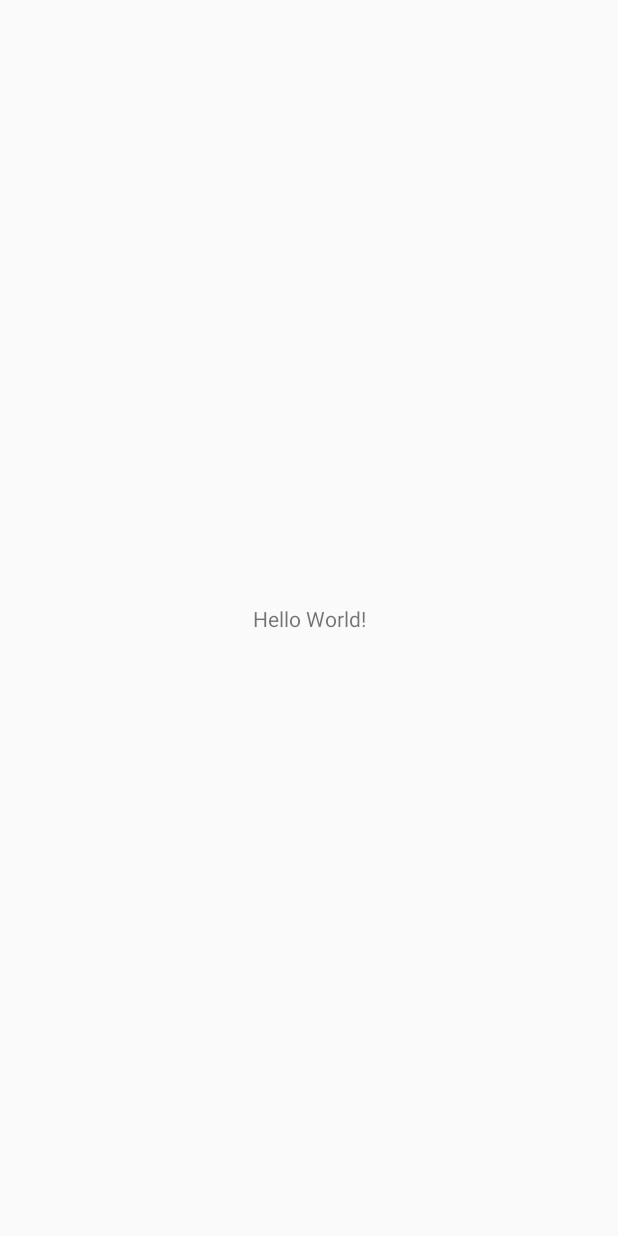
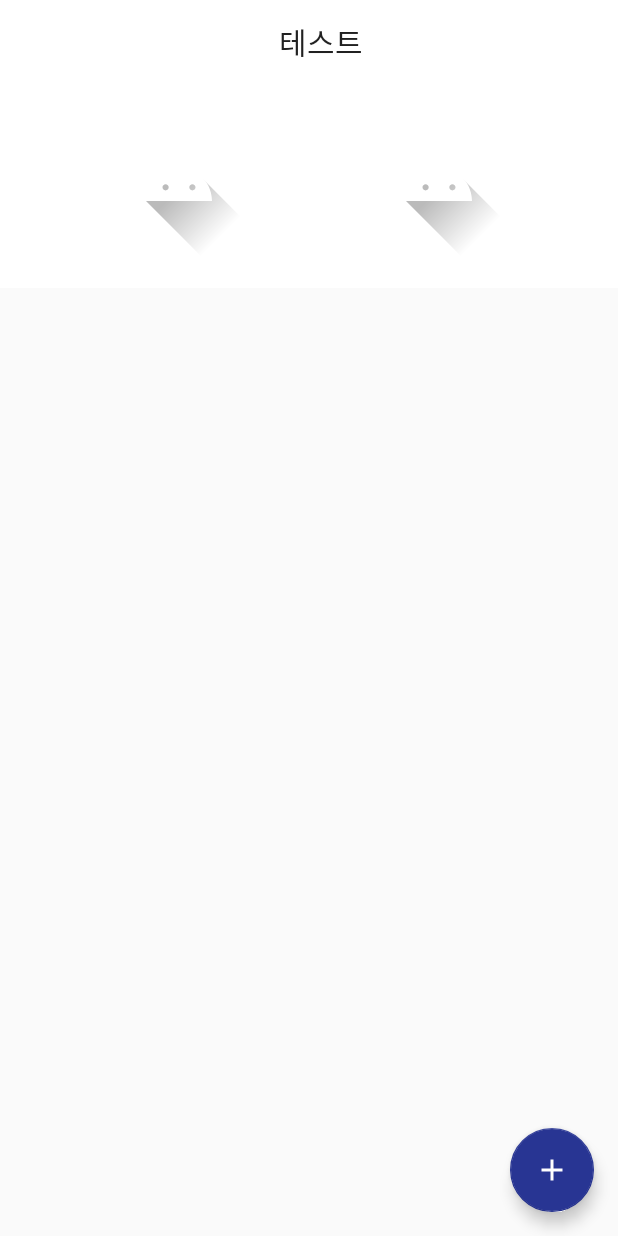
Before and after one commit to Hyuck9/KakaoAnalyzer, an Android app: the screen it shows after launch (MainActivity), on a phone screen of 412 x 824 dp. Before the commit the screen is almost empty. Run offline under Robolectric (Android 15) with nearby library versions, the phone set to English and light mode, and no system bars; our stand-ins replace data binding.

Commit message:
Room 추가, Main layout 수정, DataBinding

```diff
--- /dev/null
+++ b/app/src/main/java/me/hyuck/kakaoanalyzer/adapter/BindingAdapters.kt
@@ -0,0 +1,9 @@
+package me.hyuck.kakaoanalyzer.adapter
+
+import android.view.View
+import androidx.databinding.BindingAdapter
+
+@BindingAdapter("visibleGone")
+fun showHide(view: View, show: Boolean) {
+    view.visibility = if (show) View.VISIBLE else View.GONE
+}
--- a/app/src/main/java/me/hyuck/kakaoanalyzer/ui/MainActivity.kt
+++ b/app/src/main/java/me/hyuck/kakaoanalyzer/ui/MainActivity.kt
@@ -1,13 +1,32 @@
 package me.hyuck.kakaoanalyzer.ui
 
+import android.os.Bundle
 import androidx.appcompat.app.AppCompatActivity
-import android.os.Bundle
+import androidx.databinding.DataBindingUtil
+import androidx.lifecycle.LiveData
+import androidx.recyclerview.widget.LinearLayoutManager
 import me.hyuck.kakaoanalyzer.R
+import me.hyuck.kakaoanalyzer.databinding.ActivityMainBinding
+import me.hyuck.kakaoanalyzer.db.entity.Chat
 
 class MainActivity : AppCompatActivity() {
+
+    private lateinit var binding: ActivityMainBinding
 
     override fun onCreate(savedInstanceState: Bundle?) {
         super.onCreate(savedInstanceState)
         setContentView(R.layout.activity_main)
+
+        binding = DataBindingUtil.setContentView(this, R.layout.activity_main)
+        setSupportActionBar(binding.toolbar)
+        binding.isLoading = false
+    }
+
+    fun initRecyclerView() {
+        binding.rvChatList.layoutManager = LinearLayoutManager(this)
+        binding.rvChatList.setHasFixedSize(true)
+    }
+
+    fun subscribeUi(liveData: LiveData<List<Chat>>) {
     }
 }
--- /dev/null
+++ b/app/src/main/res/drawable/ic_add.xml
@@ -0,0 +1,5 @@
+<vector android:height="24dp" android:tint="#FFFFFF"
+    android:viewportHeight="24.0" android:viewportWidth="24.0"
+    android:width="24dp" xmlns:android="http://schemas.android.com/apk/res/android">
+    <path android:fillColor="#FF000000" android:pathData="M19,13h-6v6h-2v-6H5v-2h6V5h2v6h6v2z"/>
+</vector>
--- a/app/src/main/res/layout/activity_main.xml
+++ b/app/src/main/res/layout/activity_main.xml
@@ -1,18 +1,102 @@
 <?xml version="1.0" encoding="utf-8"?>
-<androidx.constraintlayout.widget.ConstraintLayout xmlns:android="http://schemas.android.com/apk/res/android"
+<layout xmlns:android="http://schemas.android.com/apk/res/android"
     xmlns:app="http://schemas.android.com/apk/res-auto"
-    xmlns:tools="http://schemas.android.com/tools"
+    xmlns:tools="http://schemas.android.com/tools">
+
+    <data>
+        <variable
+            name="isLoading"
+            type="boolean" />
+    </data>
+
+    <androidx.coordinatorlayout.widget.CoordinatorLayout
         android:layout_width="match_parent"
         android:layout_height="match_parent"
         tools:context=".ui.MainActivity">
 
-    <TextView
+        <com.google.android.material.appbar.AppBarLayout
+            android:id="@+id/appbar"
+            android:layout_width="match_parent"
+            android:layout_height="192dp">
+
+            <com.google.android.material.appbar.CollapsingToolbarLayout
+                android:layout_width="match_parent"
+                android:layout_height="match_parent"
+                app:contentScrim="?attr/colorPrimary"
+                app:layout_scrollFlags="scroll|snap|exitUntilCollapsed"
+                app:toolbarId="@+id/toolbar">
+
+                <androidx.constraintlayout.widget.ConstraintLayout
+                    android:layout_width="match_parent"
+                    android:layout_height="match_parent"
+                    android:layout_marginTop="?attr/actionBarSize">
+
+                    <ImageView
+                        android:id="@+id/imageView"
                         android:layout_width="wrap_content"
                         android:layout_height="wrap_content"
-        android:text="Hello World!"
                         app:layout_constraintBottom_toBottomOf="parent"
-        app:layout_constraintLeft_toLeftOf="parent"
-        app:layout_constraintRight_toRightOf="parent"
-        app:layout_constraintTop_toTopOf="parent" />
+                        app:layout_constraintEnd_toStartOf="@+id/imageView2"
+                        app:layout_constraintStart_toStartOf="parent"
+                        app:layout_constraintTop_toTopOf="parent"
+                        app:srcCompat="@drawable/ic_launcher_foreground" />
 
+                    <ImageView
+                        android:id="@+id/imageView2"
+                        android:layout_width="wrap_content"
+                        android:layout_height="wrap_content"
+                        app:layout_constraintBottom_toBottomOf="parent"
+                        app:layout_constraintEnd_toEndOf="parent"
+                        app:layout_constraintStart_toEndOf="@+id/imageView"
+                        app:layout_constraintTop_toTopOf="parent"
+                        app:srcCompat="@drawable/ic_launcher_foreground" />
                 </androidx.constraintlayout.widget.ConstraintLayout>
+
+                <androidx.appcompat.widget.Toolbar
+                    android:id="@+id/toolbar"
+                    android:layout_width="match_parent"
+                    android:layout_height="?attr/actionBarSize"
+                    android:theme="@style/ToolbarColored"
+                    app:layout_collapseMode="pin"
+                    app:popupTheme="@style/AppTheme.PopupOverlay">
+                    <TextView
+                        android:layout_width="match_parent"
+                        android:layout_height="wrap_content"
+                        android:text="테스트"
+                        android:textAppearance="@style/TextAppearance.AppCompat.Title"
+                        android:textAlignment="center"
+                        />
+                </androidx.appcompat.widget.Toolbar>
+
+            </com.google.android.material.appbar.CollapsingToolbarLayout>
+        </com.google.android.material.appbar.AppBarLayout>
+
+
+        <TextView
+            android:id="@+id/loading_tv"
+            android:layout_width="match_parent"
+            android:layout_height="match_parent"
+            android:gravity="center_vertical|center_horizontal"
+            android:text="@string/loading_chat_list"
+            android:textAlignment="center"
+            app:visibleGone="@{isLoading}"/>
+
+        <androidx.recyclerview.widget.RecyclerView
+            android:id="@+id/rv_chat_list"
+            android:layout_width="match_parent"
+            android:layout_height="match_parent"
+            tools:listitem="@layout/chat_list_item"
+            android:layout_marginTop="8dp"
+            android:layout_marginBottom="8dp"
+            app:layout_behavior="com.google.android.material.appbar.AppBarLayout$ScrollingViewBehavior"
+            app:visibleGone="@{!isLoading}"/>
+
+        <com.google.android.material.floatingactionbutton.FloatingActionButton
+            android:layout_width="wrap_content"
+            android:layout_height="wrap_content"
+            android:layout_gravity="bottom|end"
+            android:layout_margin="16dp"
+            android:src="@drawable/ic_add" />
+
+    </androidx.coordinatorlayout.widget.CoordinatorLayout>
+</layout>
--- a/app/src/main/res/values/strings.xml
+++ b/app/src/main/res/values/strings.xml
@@ -1,3 +1,4 @@
 <resources>
     <string name="app_name">KakaoAnalyzer</string>
+    <string name="loading_chat_list">loading...</string>
 </resources>
```
Also changed, not shown: app/build.gradle (+23 -1 lines), app/src/main/java/me/hyuck/kakaoanalyzer/db/AppDatabase.kt (added, +32 -0 lines), app/src/main/java/me/hyuck/kakaoanalyzer/db/dao/ChatDao.kt (added, +27 -0 lines), app/src/main/java/me/hyuck/kakaoanalyzer/db/entity/Chat.kt (added, +9 -0 lines), app/src/main/java/me/hyuck/kakaoanalyzer/viewmodel/ChatViewModel.kt (added, +31 -0 lines), app/src/main/res/layout/chat_list_item.xml (added, +47 -0 lines), app/src/main/java/me/hyuck/kakaoanalyzer/util/PermissionUtils.kt (line endings or trailing spaces). Lines whose indentation alone changed are shown as unchanged.
